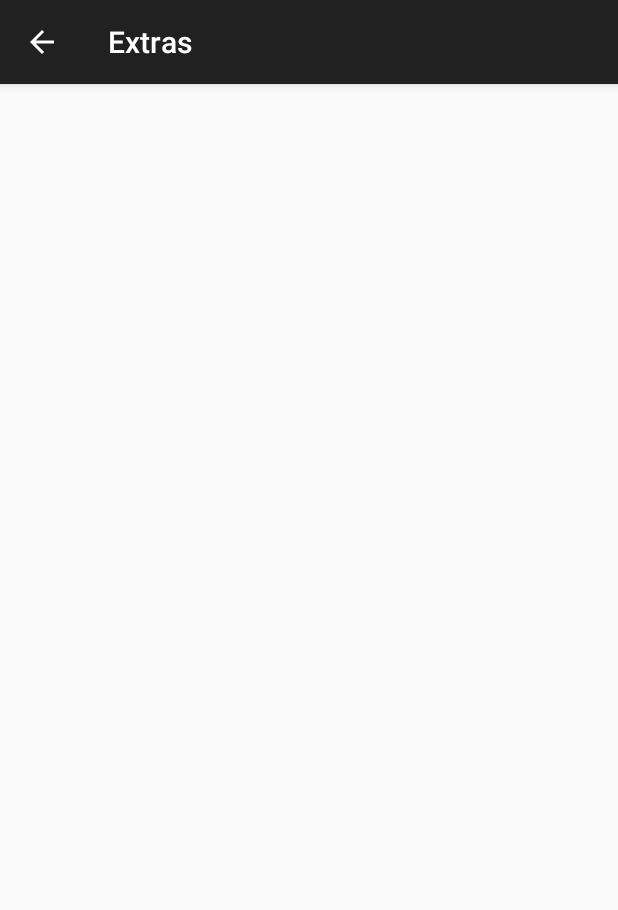
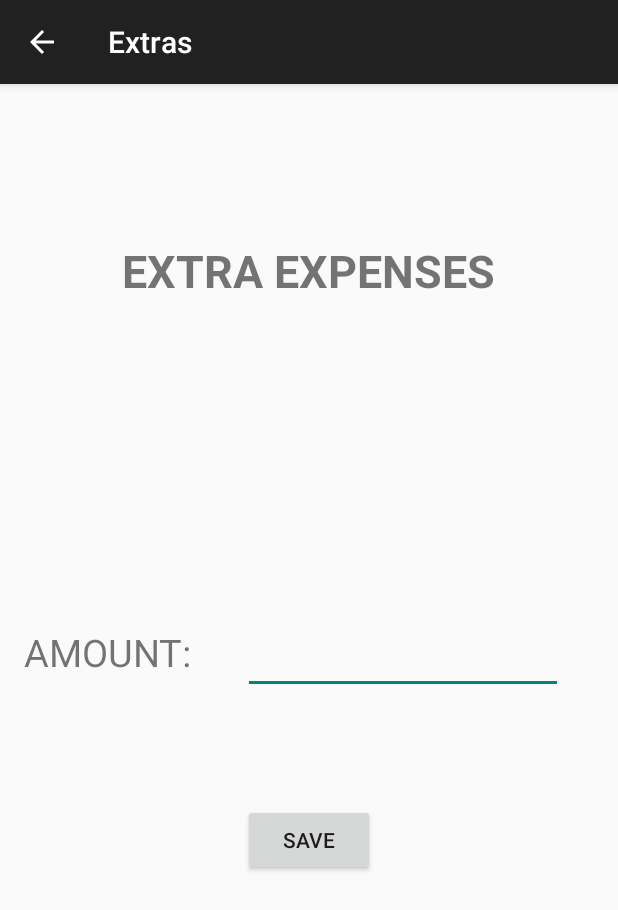
Before and after one commit to Renki27/Saver, an Android app: the Extras screen opened directly, with no data from a screen before it, on a phone screen of 412 x 824 dp. Shown: the top 910 px of the screen. Run offline under Robolectric (Android 15) with nearby library versions, the phone set to English and light mode, and no system bars.

Commit message:
Gastos extras grafica y archivo
asd asd asd

```diff
--- a/app/src/main/java/com/firecaster/saver/Extras.java
+++ b/app/src/main/java/com/firecaster/saver/Extras.java
@@ -1,24 +1,52 @@
 package com.firecaster.saver;
 
+import android.content.Intent;
+import android.content.SharedPreferences;
 import android.support.v7.app.ActionBar;
 import android.support.v7.app.AppCompatActivity;
 import android.os.Bundle;
+import android.view.View;
+import android.widget.Button;
+import android.widget.EditText;
 
 public class Extras extends AppCompatActivity {
+
+    private Button save;
+    private EditText amount;
+
+    private static final String SPENT = "UserSpent";
+    private int extras =0;
 
     @Override
     protected void onCreate(Bundle savedInstanceState) {
         super.onCreate(savedInstanceState);
         setContentView(R.layout.activity_extras);
 
+        amount = (EditText) findViewById(R.id.amount);
+
+        save = (Button) findViewById(R.id.save);
 
         //Instancias que se encargan de agragar el action bar y el boton de regreso a las ventanas
         ActionBar actionBar = getSupportActionBar();
         actionBar.setDisplayHomeAsUpEnabled(true);
 
+    }
+
+    public void saveButton(View view) {
+        SharedPreferences sp = getSharedPreferences(SPENT, 0);
+        extras = sp.getInt("extras", 0);
 
 
+        SharedPreferences es = getSharedPreferences(SPENT, 0);
+        SharedPreferences.Editor editor = es.edit();
 
+        extras = extras + Integer.parseInt(amount.getText().toString());
+
+        editor.putInt("extras", extras);
+        editor.commit();
+
+        Intent redirect = new Intent (getApplicationContext(), MainActivity.class);
+        startActivity(redirect);
 
     }
 }
--- a/app/src/main/java/com/firecaster/saver/MainActivity.java
+++ b/app/src/main/java/com/firecaster/saver/MainActivity.java
@@ -50,6 +50,7 @@ public class MainActivity extends AppCompatActivity
     public static final String USER_DATA_FILE = "UserGoogleDataFile";
     public static final String CHECKBOX_STATES = "checkboxStates";
     public static final String SCHEDULE_DATA_FILE = "UserScheduleFile";
+    private static final String SPENT_FILE = "UserSpent";
 
 
     @Override
--- a/app/src/main/res/layout/activity_extras.xml
+++ b/app/src/main/res/layout/activity_extras.xml
@@ -10,4 +10,50 @@
     android:paddingTop="@dimen/activity_vertical_margin"
     tools:context="com.firecaster.saver.Extras">
 
+
+    <EditText
+        android:layout_width="wrap_content"
+        android:layout_height="wrap_content"
+        android:inputType="number"
+        android:ems="10"
+        android:id="@+id/amount"
+        android:layout_centerVertical="true"
+        android:layout_alignStart="@+id/save"
+        android:textColor="@android:color/holo_red_light" />
+
+    <TextView
+        android:text="@string/Amount"
+        android:layout_width="wrap_content"
+        android:layout_height="wrap_content"
+        android:id="@+id/textView3"
+        android:textSize="25sp"
+        android:textAllCaps="true"
+        android:layout_above="@+id/save"
+        android:layout_alignTop="@+id/amount"
+        android:layout_alignParentStart="true" />
+
+    <Button
+        android:text="@string/save"
+        android:layout_width="wrap_content"
+        android:layout_height="wrap_content"
+        android:layout_marginTop="73dp"
+        android:id="@+id/save"
+        android:elevation="11dp"
+        android:layout_below="@+id/amount"
+        android:layout_centerHorizontal="true"
+        android:onClick="saveButton"/>
+
+    <TextView
+        android:text="@string/extraExpenses"
+        android:layout_width="wrap_content"
+        android:layout_height="wrap_content"
+        android:id="@+id/textView2"
+        android:textStyle="normal|bold"
+        tools:text=" Extra expenses"
+        android:textAlignment="center"
+        android:textSize="30sp"
+        android:textAllCaps="true"
+        android:layout_alignParentTop="true"
+        android:layout_centerHorizontal="true"
+        android:layout_marginTop="88dp" />
 </RelativeLayout>
--- a/app/src/main/res/values/strings.xml
+++ b/app/src/main/res/values/strings.xml
@@ -144,7 +144,8 @@
     <string name="valued">Valued</string>
     <string name="spent">Spent</string>
     <string name="total">Total</string>
-
+    <string name="extraExpenses">EXTRA EXPENSES</string>
+    <string name="Amount">Amount:</string>
 
 
 </resources>
```
